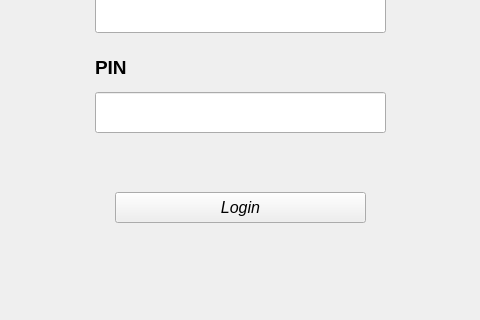
This is bankautomat/mainwindow.ui in tvt21kmo-bank-project/group_1 as Qt 5 draws it before an edit; both pictures show x 85 to 565 and y 225 to 545 of the 671 by 545 pixel window. The edited form follows.
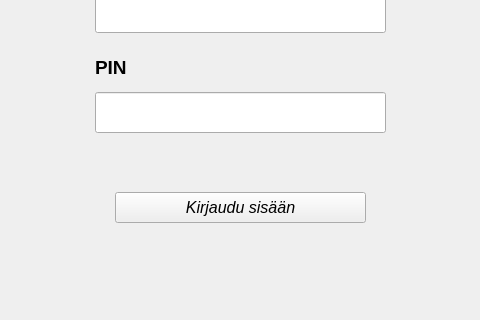
This is the edited form.

```diff
--- a/bankautomat/mainwindow.ui
+++ b/bankautomat/mainwindow.ui
@@ -72,7 +72,7 @@
      </font>
     </property>
     <property name="text">
-     <string>Login</string>
+     <string>Kirjaudu sisään</string>
     </property>
    </widget>
    <widget class="QLabel" name="label_2">
```
Left out of the diff: 12 changed lines with no effect on the pictures.
